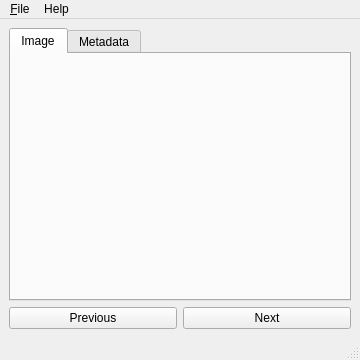
Qt form src/components/designer/MainWindow.ui (marcodiri/image-exif-viewer) before a commit.
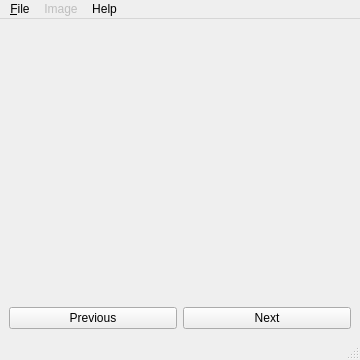
The same form after that commit.

```diff
--- a/src/components/designer/MainWindow.ui
+++ b/src/components/designer/MainWindow.ui
@@ -27,42 +27,6 @@
     </sizepolicy>
    </property>
    <layout class="QGridLayout" name="gridLayout">
-    <item row="0" column="0">
-     <widget class="QTabWidget" name="tabWidget">
-      <property name="currentIndex">
-       <number>0</number>
-      </property>
-      <widget class="QWidget" name="tabImage">
-       <attribute name="title">
-        <string>Image</string>
-       </attribute>
-       <widget class="QLabel" name="labelImage">
-        <property name="geometry">
-         <rect>
-          <x>9</x>
-          <y>9</y>
-          <width>321</width>
-          <height>221</height>
-         </rect>
-        </property>
-        <property name="sizePolicy">
-         <sizepolicy hsizetype="Preferred" vsizetype="Preferred">
-          <horstretch>0</horstretch>
-          <verstretch>0</verstretch>
-         </sizepolicy>
-        </property>
-        <property name="scaledContents">
-         <bool>true</bool>
-        </property>
-       </widget>
-      </widget>
-      <widget class="QWidget" name="tabMetadata">
-       <attribute name="title">
-        <string>Metadata</string>
-       </attribute>
-      </widget>
-     </widget>
-    </item>
     <item row="1" column="0">
      <layout class="QVBoxLayout" name="verticalLayout">
       <item>
@@ -85,6 +49,35 @@
       </item>
      </layout>
     </item>
+    <item row="0" column="0">
+     <widget class="QFrame" name="frame">
+      <property name="frameShape">
+       <enum>QFrame::NoFrame</enum>
+      </property>
+      <property name="frameShadow">
+       <enum>QFrame::Raised</enum>
+      </property>
+      <widget class="QLabel" name="labelImage">
+       <property name="geometry">
+        <rect>
+         <x>0</x>
+         <y>0</y>
+         <width>342</width>
+         <height>141</height>
+        </rect>
+       </property>
+       <property name="sizePolicy">
+        <sizepolicy hsizetype="Preferred" vsizetype="Preferred">
+         <horstretch>0</horstretch>
+         <verstretch>0</verstretch>
+        </sizepolicy>
+       </property>
+       <property name="scaledContents">
+        <bool>true</bool>
+       </property>
+      </widget>
+     </widget>
+    </item>
    </layout>
   </widget>
   <widget class="QMenuBar" name="menubar">
@@ -110,7 +103,19 @@
     </property>
     <addaction name="actionAbout"/>
    </widget>
+   <widget class="QMenu" name="menuImage">
+    <property name="enabled">
+     <bool>false</bool>
+    </property>
+    <property name="title">
+     <string>Image</string>
+    </property>
+    <addaction name="actionRotate_90"/>
+    <addaction name="separator"/>
+    <addaction name="actionDetails"/>
+   </widget>
    <addaction name="menu_File"/>
+   <addaction name="menuImage"/>
    <addaction name="menuHelp"/>
   </widget>
   <widget class="QStatusBar" name="statusbar"/>
```
Left out of the diff: 10 changed lines with no effect on the pictures.
